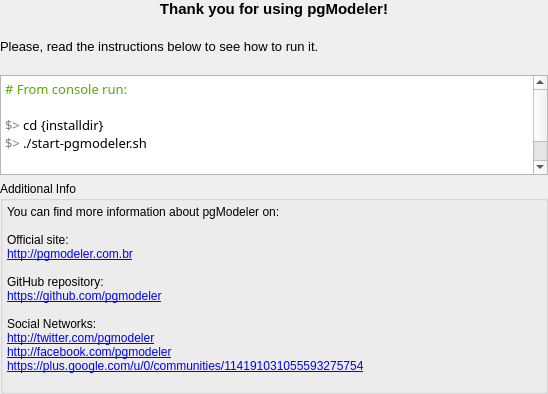
Qt form installer/linux/packages/br.com.pgmodeler/meta/finishmessagewidget.ui (pgmodeler/pgmodeler) before a commit.
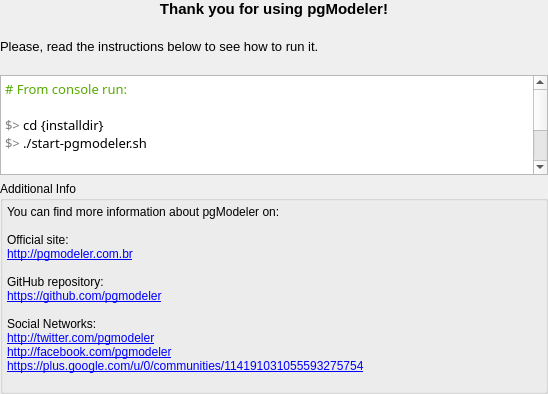
The same form after that commit.

Commit message:
Changed the default PREFIX on pgmodeler.pri to /opt/pgmodeler when building on Linux
Minor adjustments on deployment script linuxdeploy.sh

What changed in the file:
```diff
--- a/installer/linux/packages/br.com.pgmodeler/meta/finishmessagewidget.ui
+++ b/installer/linux/packages/br.com.pgmodeler/meta/finishmessagewidget.ui
@@ -112,7 +112,7 @@
 &lt;p style=&quot; margin-top:0px; margin-bottom:0px; margin-left:0px; margin-right:0px; -qt-block-indent:0; text-indent:0px;&quot;&gt;&lt;span style=&quot; font-size:10pt; color:#7d7d7d;&quot;&gt;$&amp;gt;&lt;/span&gt;&lt;span style=&quot; font-size:10pt;&quot;&gt; cd {installdir} &lt;/span&gt;&lt;/p&gt;
 &lt;p style=&quot; margin-top:0px; margin-bottom:0px; margin-left:0px; margin-right:0px; -qt-block-indent:0; text-indent:0px;&quot;&gt;&lt;span style=&quot; font-size:10pt; color:#7d7d7d;&quot;&gt;$&amp;gt;&lt;/span&gt;&lt;span style=&quot; font-size:10pt;&quot;&gt; ./start-pgmodeler.sh &lt;/span&gt;&lt;/p&gt;
 &lt;p style=&quot;-qt-paragraph-type:empty; margin-top:0px; margin-bottom:0px; margin-left:0px; margin-right:0px; -qt-block-indent:0; text-indent:0px; font-size:10pt;&quot;&gt;&lt;br /&gt;&lt;/p&gt;
-&lt;p style=&quot; margin-top:0px; margin-bottom:0px; margin-left:0px; margin-right:0px; -qt-block-indent:0; text-indent:0px;&quot;&gt;&lt;span style=&quot; font-size:10pt; color:#55aa00;&quot;&gt;# &lt;/span&gt;&lt;span style=&quot; font-size:10pt; font-weight:600; color:#55aa00;&quot;&gt;NOTE:&lt;/span&gt;&lt;span style=&quot; font-size:10pt; color:#55aa00;&quot;&gt; you can call pgModeler executable without use the startup script, to do that take a look on &lt;/span&gt;&lt;span style=&quot; font-size:10pt; font-weight:600; color:#55aa00;&quot;&gt;pgmodeler.vars&lt;/span&gt;&lt;span style=&quot; font-size:10pt; color:#55aa00;&quot;&gt; file.&lt;/span&gt;&lt;/p&gt;&lt;/body&gt;&lt;/html&gt;</string>
+&lt;p style=&quot; margin-top:0px; margin-bottom:0px; margin-left:0px; margin-right:0px; -qt-block-indent:0; text-indent:0px;&quot;&gt;&lt;span style=&quot; font-size:10pt; color:#55aa00;&quot;&gt;# &lt;/span&gt;&lt;span style=&quot; font-size:10pt; font-weight:600; color:#55aa00;&quot;&gt;NOTE:&lt;/span&gt;&lt;span style=&quot; font-size:10pt; color:#55aa00;&quot;&gt; if you have installed pgModeler on the default destination &lt;/span&gt;&lt;span style=&quot; font-size:10pt; font-weight:600; color:#55aa00;&quot;&gt;/opt/pgmodeler&lt;/span&gt;&lt;span style=&quot; font-size:10pt; color:#55aa00;&quot;&gt; you don't need to use the startup script, just call the executable &lt;/span&gt;&lt;span style=&quot; font-size:10pt; font-weight:600; color:#55aa00;&quot;&gt;pgmodeler &lt;/span&gt;&lt;span style=&quot; font-size:10pt; color:#55aa00;&quot;&gt;from&lt;/span&gt;&lt;span style=&quot; font-size:10pt; font-weight:600; color:#55aa00;&quot;&gt; &lt;/span&gt;&lt;span style=&quot; font-size:10pt; color:#55aa00;&quot;&gt;the default installation folder&lt;/span&gt;&lt;span style=&quot; font-size:10pt; font-weight:600; color:#55aa00;&quot;&gt;. &lt;/span&gt;&lt;span style=&quot; font-size:10pt; color:#55aa00;&quot;&gt;Take a look on &lt;/span&gt;&lt;span style=&quot; font-size:10pt; font-weight:600; color:#55aa00;&quot;&gt;pgmodeler.vars&lt;/span&gt;&lt;span style=&quot; font-size:10pt; color:#55aa00;&quot;&gt; file to see how to run pgModeler for non standard installations.&lt;/span&gt;&lt;/p&gt;&lt;/body&gt;&lt;/html&gt;</string>
      </property>
     </widget>
    </item>
```
The commit also changes 14 other files.
